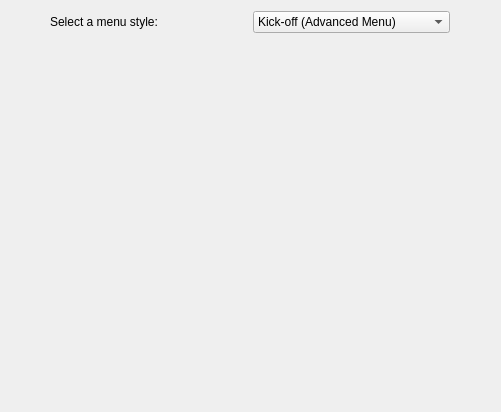
pars-linux/uludag, file kde4/kaptan4/src/gui/menuWidget.ui: the form before one commit.
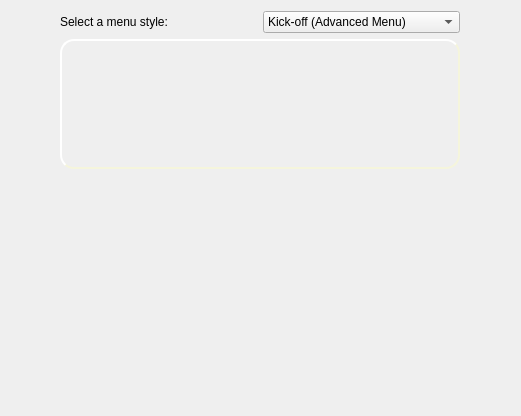
The form after the commit. Icons and pictures are not drawn.

Commit message: eye candy menu screen and add menu preview images

Diff of the .ui file:
```diff
--- a/kde4/kaptan4/src/gui/menuWidget.ui
+++ b/kde4/kaptan4/src/gui/menuWidget.ui
@@ -5,13 +5,22 @@
    <rect>
     <x>0</x>
     <y>0</y>
-    <width>501</width>
-    <height>412</height>
+    <width>521</width>
+    <height>416</height>
    </rect>
   </property>
   <property name="windowTitle" >
    <string>Menu</string>
   </property>
+  <property name="styleSheet" >
+   <string notr="true" >
+QLabel#labelMenuDescription{
+     border-style: outset;
+     border-width: 2px;
+     border-radius: 14px;
+     border-color: beige;
+}</string>
+  </property>
   <layout class="QGridLayout" name="gridLayout" >
    <item row="0" column="0" >
     <layout class="QHBoxLayout" name="horizontalLayout" >
@@ -47,8 +56,8 @@
     <layout class="QVBoxLayout" name="verticalLayout" >
      <item>
       <widget class="QLabel" name="labelMenuDescription" >
-       <property name="frameShadow" >
-        <enum>QFrame::Raised</enum>
+       <property name="styleSheet" >
+        <string notr="true" >background-color: rgba(255, 255, 255, 122);\n</string>
        </property>
        <property name="text" >
         <string/>
@@ -61,7 +70,7 @@
      <item>
       <widget class="QLabel" name="pictureMenuStyles" >
        <property name="sizePolicy" >
-        <sizepolicy vsizetype="Fixed" hsizetype="Fixed" >
+        <sizepolicy vsizetype="Expanding" hsizetype="Expanding" >
          <horstretch>0</horstretch>
          <verstretch>0</verstretch>
         </sizepolicy>
@@ -81,8 +90,11 @@
        <property name="text" >
         <string/>
        </property>
-       <property name="pixmap" >
-        <pixmap>../pics/kickoff.png</pixmap>
+       <property name="scaledContents" >
+        <bool>false</bool>
+       </property>
+       <property name="wordWrap" >
+        <bool>true</bool>
        </property>
       </widget>
      </item>
```
The commit also changes 7 other files.
